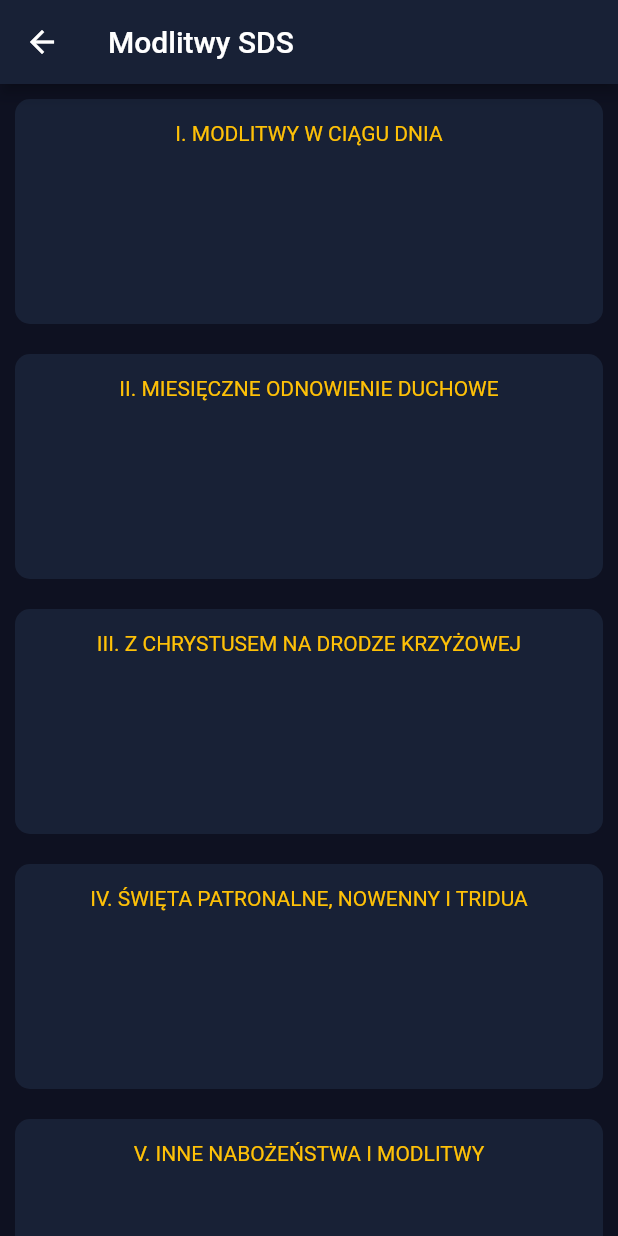
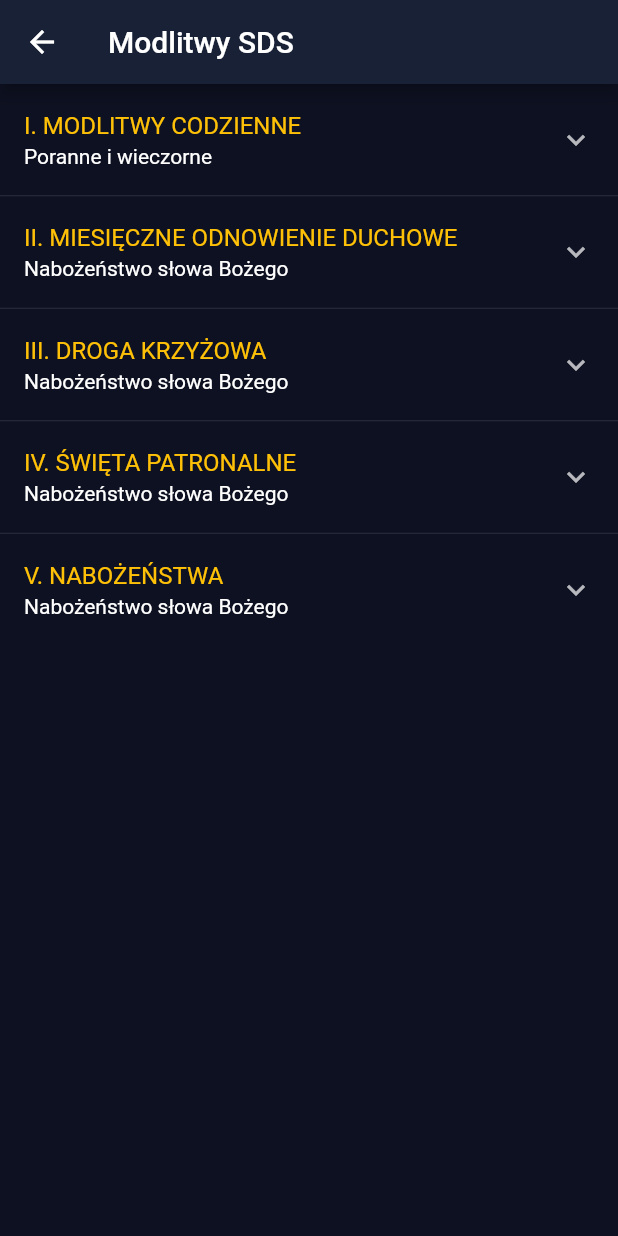
Before and after one commit to darowsluk/JordanProject, a Flutter app: the screen it shows after launch, scrolled down 66 dp, after a tap on the "library books" icon, on a phone screen of 412 x 824 dp. Run offline on Flutter 3.47's test engine with Material 2 defaults, Android fonts, the light colour scheme and no system bars.

Commit message:
implement basic prayerTree

```diff
--- a/jordan/lib/extras/colors.dart
+++ b/jordan/lib/extras/colors.dart
@@ -4,5 +4,6 @@ class AppColors {
   static const Color foreground = const Color.fromRGBO(24, 33, 54, 1.0);
   static const Color background = const Color.fromRGBO(14, 17, 33, 1.0);
   static const Color highlightText = Colors.amber;
+  static const Color regularText = Colors.white;
   static const Color primary = Colors.orange;
 }
--- a/jordan/lib/main.dart
+++ b/jordan/lib/main.dart
@@ -27,7 +27,8 @@ class JordanApp extends StatelessWidget {
         brightness: Brightness.dark,
         backgroundColor: Colors.blueAccent,
         primaryColor: Colors.blueGrey,
-          canvasColor: AppColors.foreground
+        canvasColor: AppColors.foreground,
+        cardColor: AppColors.foreground,
         // primarySwatch: Colors.orange,
         // canvasColor: Colors.black12, // drawer background
         // textTheme: TextTheme(
--- /dev/null
+++ b/jordan/lib/screens/display_screen.dart
@@ -0,0 +1,31 @@
+import 'package:flutter/material.dart';
+// Extras
+import 'package:jordan/extras/colors.dart';
+
+//////////////////////////////////////////////////////////////////////////
+/// Displays prayer through the intercession of Blessed Francis Jordan ///
+//////////////////////////////////////////////////////////////////////////
+class DisplayPrayerPage extends StatelessWidget {
+  const DisplayPrayerPage({Key key}) : super(key: key);
+
+  @override
+  Widget build(BuildContext context) {
+    return Scaffold(
+      backgroundColor: AppColors.background,
+      appBar: AppBar(
+        backgroundColor: AppColors.foreground,
+      ),
+      body: Container(
+        child: Text(
+          "Teksty modlitw...",
+          softWrap: true,
+          textAlign: TextAlign.center,
+          style: TextStyle(
+            fontSize: 18,
+            // color: Colors.white,
+          ),
+        ),
+      ),
+    );
+  }
+}
--- a/jordan/lib/screens/prayers_screen.dart
+++ b/jordan/lib/screens/prayers_screen.dart
@@ -1,15 +1,23 @@
 import 'package:flutter/material.dart';
+// Custom screens
+import 'package:jordan/screens/display_screen.dart';
 // Custom widgets
 import 'package:jordan/widgets/decoratedBox_widget.dart';
+import 'package:jordan/widgets/prayerTree_widget.dart';
 // Extras
 import 'package:jordan/extras/colors.dart';
 
 /////////////////////////////////////////////
 /// Displays list of salvatorian prayers  ///
 /////////////////////////////////////////////
-class PrayerPage extends StatelessWidget {
+class PrayerPage extends StatefulWidget {
   const PrayerPage({Key key}) : super(key: key);
 
+  @override
+  _PrayerPageState createState() => _PrayerPageState();
+}
+
+class _PrayerPageState extends State<PrayerPage> {
   @override
   Widget build(BuildContext context) {
     return Scaffold(
@@ -18,46 +26,7 @@ class PrayerPage extends StatelessWidget {
         backgroundColor: AppColors.foreground,
         title: Text('Modlitwy SDS'),
       ),
-      body: Container(
-          child: ListView(
-        children: <Widget>[
-          buildDecoradedBoxWidget(
-            child: Text(
-              'I. MODLITWY W CIĄGU DNIA',
-              textAlign: TextAlign.start,
-              style: TextStyle(color: AppColors.highlightText),
-            ),
-          ),
-          buildDecoradedBoxWidget(
-            child: Text(
-              'II. MIESIĘCZNE ODNOWIENIE DUCHOWE',
-              textAlign: TextAlign.start,
-              style: TextStyle(color: AppColors.highlightText),
-            ),
-          ),
-          buildDecoradedBoxWidget(
-            child: Text(
-              'III. Z CHRYSTUSEM NA DRODZE KRZYŻOWEJ',
-              textAlign: TextAlign.start,
-              style: TextStyle(color: AppColors.highlightText),
-            ),
-          ),
-          buildDecoradedBoxWidget(
-            child: Text(
-              'IV. ŚWIĘTA PATRONALNE, NOWENNY I TRIDUA',
-              textAlign: TextAlign.start,
-              style: TextStyle(color: AppColors.highlightText),
-            ),
-          ),
-          buildDecoradedBoxWidget(
-            child: Text(
-              'V. INNE NABOŻEŃSTWA I MODLITWY',
-              textAlign: TextAlign.start,
-              style: TextStyle(color: AppColors.highlightText),
-            ),
-          ),
-        ],
-      )),
+      body: const PrayerTreeStatefulWidget(),
     );
   }
 }
--- a/jordan/lib/widgets/decoratedBox_widget.dart
+++ b/jordan/lib/widgets/decoratedBox_widget.dart
@@ -2,10 +2,11 @@ import 'package:flutter/material.dart';
 // Extras
 import 'package:jordan/extras/colors.dart';
 
-Container buildDecoradedBoxWidget(
+Container buildDecoratedBoxWidget(
     {Widget child,
     double height = 150,
     double width = 150,
+    Color color = AppColors.foreground,
     AlignmentGeometry alignment = Alignment.topCenter}) {
   return Container(
     height: height,
@@ -16,7 +17,7 @@ Container buildDecoradedBoxWidget(
     decoration: BoxDecoration(
       shape: BoxShape.rectangle,
       borderRadius: BorderRadius.circular(10),
-      color: AppColors.foreground,
+      color: color,
     ),
     child: child,
   );
--- a/jordan/lib/widgets/jordan_widget.dart
+++ b/jordan/lib/widgets/jordan_widget.dart
@@ -10,7 +10,7 @@ class JordanWidget extends StatelessWidget {
 
   @override
   Widget build(BuildContext context) {
-    return buildDecoradedBoxWidget(
+    return buildDecoratedBoxWidget(
       alignment: Alignment.center,
       child: InkWell(
         onTap: () {
--- /dev/null
+++ b/jordan/lib/widgets/prayerTree_widget.dart
@@ -0,0 +1,159 @@
+import 'package:flutter/material.dart';
+// Screens
+import 'package:jordan/screens/display_screen.dart';
+// Extras
+import 'package:jordan/extras/colors.dart';
+
+/// Defines data structure for prayer list items
+class Item {
+  Item({
+    this.headerValue,
+    this.expandedValue,
+    this.subItems,
+    this.onTapFunction,
+  });
+
+  String expandedValue;
+  String headerValue;
+  var onTapFunction;
+  List<Item> subItems;
+}
+
+/// Generates static list of items in the prayer list
+List<Item> generateItems() {
+  return [
+    Item(
+      headerValue: 'I. MODLITWY CODZIENNE',
+      expandedValue: 'Poranne i wieczorne',
+      onTapFunction: null,
+      subItems: [
+        Item(
+          expandedValue: 'Modlitwy poranne (wersja 1)',
+          onTapFunction: DisplayPrayerPage(),
+        ),
+        Item(
+          expandedValue: 'Modlitwy poranne (wersja 2)',
+          onTapFunction: DisplayPrayerPage(),
+        ),
+        Item(
+          expandedValue: 'Modlitwy wieczorne (wersja 1)',
+          onTapFunction: DisplayPrayerPage(),
+        ),
+        Item(
+          expandedValue: 'Modlitwy wieczorne (wersja 2)',
+          onTapFunction: DisplayPrayerPage(),
+        ),
+      ],
+    ),
+    Item(
+      headerValue: 'II. MIESIĘCZNE ODNOWIENIE DUCHOWE',
+      expandedValue: 'Nabożeństwo słowa Bożego',
+      onTapFunction: null,
+      subItems: [
+        Item(
+          expandedValue: 'Test1',
+          headerValue: 'Test2',
+          onTapFunction: null,
+        ),
+        Item(
+          expandedValue: 'Test3',
+          headerValue: 'Test2',
+          onTapFunction: null,
+        ),
+      ],
+    ),
+    Item(
+      headerValue: 'III. DROGA KRZYŻOWA',
+      expandedValue: 'Nabożeństwo słowa Bożego',
+      onTapFunction: null,
+      subItems: [
+        Item(
+          expandedValue: 'Test1',
+          headerValue: 'Test2',
+          onTapFunction: null,
+        ),
+      ],
+    ),
+    Item(
+      headerValue: 'IV. ŚWIĘTA PATRONALNE',
+      expandedValue: 'Nabożeństwo słowa Bożego',
+      onTapFunction: null,
+      subItems: [
+        Item(
+          expandedValue: 'Test1',
+          headerValue: 'Test2',
+          onTapFunction: null,
+        ),
+      ],
+    ),
+    Item(
+      headerValue: 'V. NABOŻEŃSTWA',
+      expandedValue: 'Nabożeństwo słowa Bożego',
+      onTapFunction: null,
+      subItems: [
+        Item(
+          expandedValue: 'Test1',
+          headerValue: 'Test2',
+          onTapFunction: null,
+        ),
+      ],
+    ),
+  ];
+}
+
+/// This is the stateful widget that the main application instantiates.
+class PrayerTreeStatefulWidget extends StatefulWidget {
+  const PrayerTreeStatefulWidget({Key key}) : super(key: key);
+
+  @override
+  State<PrayerTreeStatefulWidget> createState() =>
+      _PrayerTreeStatefulWidgetState();
+}
+
+/// This is the private State class that goes with PrayerTreeStatefulWidget.
+class _PrayerTreeStatefulWidgetState extends State<PrayerTreeStatefulWidget> {
+  final List<Item> _data = generateItems();
+
+  @override
+  Widget build(BuildContext context) {
+    return ListView.separated(
+      itemCount: _data.length,
+      separatorBuilder: (context, index) {
+        return const Divider(height: 1.0);
+      },
+      itemBuilder: (context, index) {
+        final item = _data[index];
+        return ExpansionTile(
+          title: Text(item.headerValue,
+              style: TextStyle(color: AppColors.highlightText)),
+          subtitle: Text(
+            item.expandedValue,
+            style: TextStyle(color: AppColors.regularText),
+          ),
+          children: item.subItems.map((subItem) {
+            return ListTile(
+              title: Padding(
+                padding: const EdgeInsets.fromLTRB(20.0, 0, 0, 0),
+                child: Text(
+                  subItem.expandedValue,
+                ),
+              ),
+              minVerticalPadding: 0,
+              onTap: () => {
+                if (subItem.onTapFunction != null)
+                  Navigator.push(
+                      context,
+                      MaterialPageRoute(
+                          builder: (context) => subItem.onTapFunction)),
+              },
+              trailing: Icon(
+                Icons.arrow_right,
+                color: AppColors.highlightText,
+              ),
+            );
+          }).toList(),
+        );
+      },
+    );
+  }
+}
--- a/jordan/pubspec.yaml
+++ b/jordan/pubspec.yaml
@@ -27,6 +27,7 @@ dependencies:
   # The following adds the Cupertino Icons font to your application.
   # Use with the CupertinoIcons class for iOS style icons.
   cupertino_icons: ^1.0.2
+  flutter_tree: ^1.1.0
 
 dev_dependencies:
   flutter_test:
```
Also changed, not shown: jordan/pubspec.lock. Lines whose indentation alone changed are shown as unchanged.
